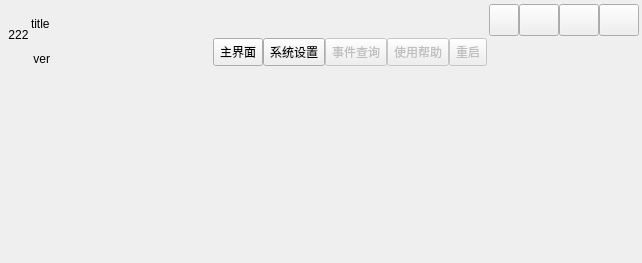
Shogpe/bmsTool, file main_ui.ui: the form before one commit.
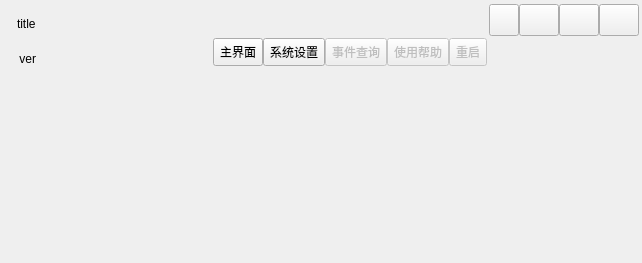
The form after the commit. Icons and pictures are not drawn.

Patch:
```diff
--- a/main_ui.ui
+++ b/main_ui.ui
@@ -83,7 +83,7 @@
          </size>
         </property>
         <property name="text">
-         <string>222</string>
+         <string/>
         </property>
         <property name="alignment">
          <set>Qt::AlignCenter</set>
```
